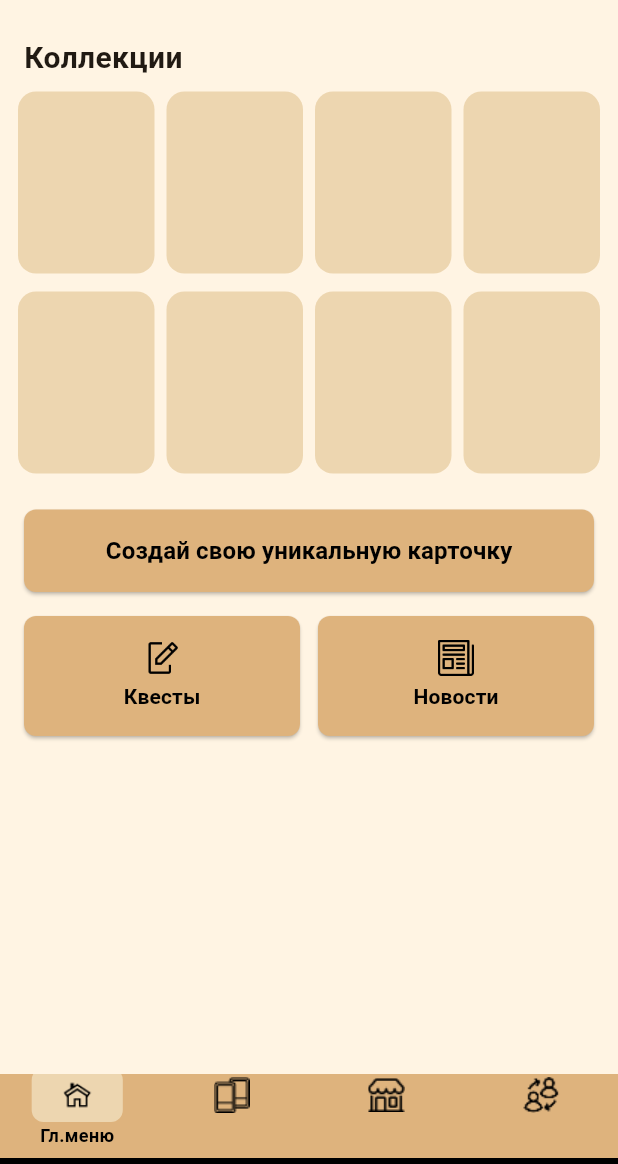
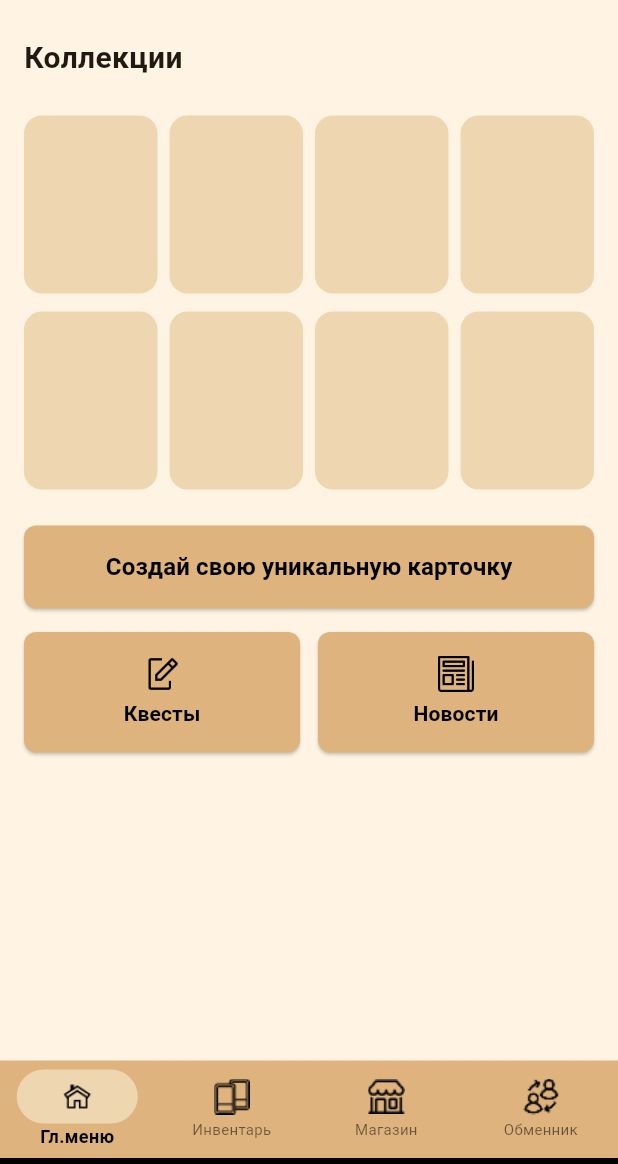
Before and after one commit to capti/Cardly, a Flutter app: the HomeScreen screen opened directly, on a phone screen of 412 x 824 dp, the part 72-1236 px from its top. Run offline on Flutter 3.47's test engine with Material 3 defaults, Android fonts, the phone set to English and light mode, and no system bars; our stand-ins replace email_validator, flutter_svg, shared_preferences; accounts and stored records are empty.

Commit message:
add exchange_screen, inventory_screen, shop_screen
fix problem with BottomNavigationBar in home_screen

```diff
--- a/frontend/lib/views/home_screen.dart
+++ b/frontend/lib/views/home_screen.dart
@@ -1,5 +1,7 @@
 import 'package:flutter/material.dart';
-
+import './inventory_screen.dart';
+import './shop_screen.dart';
+import './exchange_screen.dart';
 
 class HomeScreen extends StatefulWidget {
   const HomeScreen({super.key});
@@ -11,54 +13,80 @@ class HomeScreen extends StatefulWidget {
 class _HomeScreenState extends State<HomeScreen> {
   int _currentIndex = 0;
 
-  @override
-  Widget build(BuildContext context) {
-    return Scaffold(
+  void _showPlaceholderDialog() {
+    showDialog(
+      context: context,
+      builder: (BuildContext context) {
+        return AlertDialog(
           backgroundColor: const Color(0xFFFFF4E3),
-      appBar: AppBar(
-        backgroundColor: const Color(0xFFFFF4E3),
-        elevation: 0,
-        leading: Container(
-          margin: const EdgeInsets.all(8.0),
-          decoration: BoxDecoration(
-            shape: BoxShape.circle,
-            border: Border.all(color: Colors.black, width: 2),
+          shape: RoundedRectangleBorder(
+            borderRadius: BorderRadius.circular(12.0),
           ),
-          child: IconButton(
-            icon: Image.asset(
-              'assets/icons/профиль.png',
-              height: 24,
+          content: const Text(
+            'Будет реализовано в будущем',
+            textAlign: TextAlign.center,
+            style: TextStyle(
               color: Colors.black,
-            ),
-            onPressed: () {
-
-            },
+              fontSize: 16.0,
             ),
           ),
           actions: [
-          IconButton(
-            icon: Image.asset(
-              'assets/icons/поиск.png',
-              height: 24,
-              color: Colors.black,
+            Center(
+              child: ElevatedButton(
+                onPressed: () => Navigator.of(context).pop(),
+                style: ElevatedButton.styleFrom(
+                  backgroundColor: const Color(0xFFDEB37D),
+                  foregroundColor: Colors.black,
+                  shape: RoundedRectangleBorder(
+                    borderRadius: BorderRadius.circular(8.0),
                   ),
-            onPressed: () {}
                 ),
-          IconButton(
-            icon: Image.asset(
-              'assets/icons/уведомления.png',
-              height: 24,
-              color: Colors.black,
+                child: const Padding(
+                  padding: EdgeInsets.symmetric(horizontal: 24.0, vertical: 12.0),
+                  child: Text(
+                    'Закрыть',
+                    style: TextStyle(
+                      fontSize: 14.0,
+                      fontWeight: FontWeight.bold,
                     ),
-            onPressed: null,
+                  ),
+                ),
+              ),
             ),
           ],
-      ),
-      body: Column(
+        );
+      },
+    );
+  }
+
+  Widget _getScreenByIndex(int index) {
+    switch (index) {
+      case 0:
+        return _buildMainContent();
+      case 1:
+        return const InventoryScreen();
+      case 2:
+        return const ShopScreen();
+      case 3:
+        return const ExchangeScreen();
+      default:
+        return _buildMainContent();
+    }
+  }
+
+  Widget _buildMainContent() {
+    return Container(
+      color: const Color(0xFFFFF4E3),
+      child: ListView(
+        padding: EdgeInsets.zero,
+        children: [
+          Padding(
+            padding: const EdgeInsets.symmetric(horizontal: 16.0),
+            child: Column(
               crossAxisAlignment: CrossAxisAlignment.start,
               children: [
                 const Padding(
-            padding: EdgeInsets.only(left: 16.0, top: 16.0, bottom: 8.0),
+                  padding: EdgeInsets.only(top: 16.0, bottom: 8.0),
                   child: Text(
                     'Коллекции',
                     style: TextStyle(
@@ -67,10 +95,8 @@ class _HomeScreenState extends State<HomeScreen> {
                     ),
                   ),
                 ),
-
-          Padding(
-            padding: const EdgeInsets.symmetric(horizontal: 12.0),
-            child: GridView.builder(
+                const SizedBox(height: 16.0),
+                GridView.builder(
                   shrinkWrap: true,
                   physics: const NeverScrollableScrollPhysics(),
                   gridDelegate: const SliverGridDelegateWithFixedCrossAxisCount(
@@ -89,18 +115,11 @@ class _HomeScreenState extends State<HomeScreen> {
                     );
                   },
                 ),
-          ),
-
                 const SizedBox(height: 24.0),
-
-          Padding(
-            padding: const EdgeInsets.symmetric(horizontal: 16.0),
-            child: SizedBox(
+                SizedBox(
                   width: double.infinity,
                   child: ElevatedButton(
-                onPressed: () {
-
-                },
+                    onPressed: _showPlaceholderDialog,
                     style: ElevatedButton.styleFrom(
                       backgroundColor: const Color(0xFFDEB37D),
                       foregroundColor: Colors.black,
@@ -118,19 +137,12 @@ class _HomeScreenState extends State<HomeScreen> {
                     ),
                   ),
                 ),
-          ),
-
                 const SizedBox(height: 16.0),
-
-          Padding(
-            padding: const EdgeInsets.symmetric(horizontal: 16.0),
-            child: Row(
+                Row(
                   children: [
                     Expanded(
                       child: ElevatedButton(
-                    onPressed: () {
-
-                    },
+                        onPressed: _showPlaceholderDialog,
                         style: ElevatedButton.styleFrom(
                           backgroundColor: const Color(0xFFDEB37D),
                           foregroundColor: Colors.black,
@@ -159,14 +171,10 @@ class _HomeScreenState extends State<HomeScreen> {
                         ),
                       ),
                     ),
-
                     const SizedBox(width: 12.0),
-
                     Expanded(
                       child: ElevatedButton(
-                    onPressed: () {
-
-                    },
+                        onPressed: _showPlaceholderDialog,
                         style: ElevatedButton.styleFrom(
                           backgroundColor: const Color(0xFFDEB37D),
                           foregroundColor: Colors.black,
@@ -197,30 +205,67 @@ class _HomeScreenState extends State<HomeScreen> {
                     ),
                   ],
                 ),
+                const SizedBox(height: 80),
+              ],
+            ),
           ),
         ],
       ),
+    );
+  }
 
-      bottomNavigationBar: Stack(
-        alignment: Alignment.bottomCenter,
-        children: [
-          Container(
+  @override
+  Widget build(BuildContext context) {
+    return Scaffold(
+      backgroundColor: const Color(0xFFFFF4E3),
+      appBar: AppBar(
+        backgroundColor: const Color(0xFFFFF4E3),
+        elevation: 0,
+        leading: Container(
+          margin: const EdgeInsets.all(8.0),
+          decoration: BoxDecoration(
+            shape: BoxShape.circle,
+            border: Border.all(color: Colors.black, width: 2),
+          ),
+          child: IconButton(
+            icon: Image.asset(
+              'assets/icons/профиль.png',
+              height: 24,
+              color: Colors.black,
+            ),
+            onPressed: () {},
+          ),
+        ),
+        actions: [
+          IconButton(
+            icon: Image.asset(
+              'assets/icons/поиск.png',
+              height: 24,
+              color: Colors.black,
+            ),
+            onPressed: () {},
+          ),
+          IconButton(
+            icon: Image.asset(
+              'assets/icons/уведомления.png',
+              height: 24,
+              color: Colors.black,
+            ),
+            onPressed: null,
+          ),
+        ],
+      ),
+      body: _getScreenByIndex(_currentIndex),
+      bottomNavigationBar: Container(
         decoration: const BoxDecoration(
           color: Color(0xFFDEB37D),
-            ),
-            height: 60,
-            child: Align(
-              alignment: Alignment.bottomCenter,
-              child: Container(
-                height: 4,
+          border: Border(
+            bottom: BorderSide(
               color: Colors.black,
+              width: 4.0,
             ),
           ),
         ),
-          Positioned(
-            bottom: 5,
-            left: 0,
-            right: 0,
         child: BottomNavigationBar(
           currentIndex: _currentIndex,
           onTap: (index) {
@@ -228,8 +273,6 @@ class _HomeScreenState extends State<HomeScreen> {
               setState(() {
                 _currentIndex = index;
               });
-
-
             }
           },
           backgroundColor: Colors.transparent,
@@ -256,10 +299,10 @@ class _HomeScreenState extends State<HomeScreen> {
             BottomNavigationBarItem(
               icon: Image.asset('assets/icons/главная.png', height: 24),
               activeIcon: Container(
-                    padding: const EdgeInsets.all(6),
+                padding: const EdgeInsets.symmetric(horizontal: 16, vertical: 6),
                 decoration: BoxDecoration(
                   color: const Color(0xFFEDD6B0),
-                      borderRadius: BorderRadius.circular(8),
+                  borderRadius: BorderRadius.circular(80),
                 ),
                 child: Image.asset('assets/icons/главная.png', height: 24),
               ),
@@ -268,44 +311,42 @@ class _HomeScreenState extends State<HomeScreen> {
             BottomNavigationBarItem(
               icon: Image.asset('assets/icons/Инвентарь.png', height: 24),
               activeIcon: Container(
-                    padding: const EdgeInsets.all(6),
+                padding: const EdgeInsets.symmetric(horizontal: 16, vertical: 6),
                 decoration: BoxDecoration(
                   color: const Color(0xFFEDD6B0),
-                      borderRadius: BorderRadius.circular(8),
+                  borderRadius: BorderRadius.circular(80),
                 ),
                 child: Image.asset('assets/icons/Инвентарь.png', height: 24),
               ),
-                  label: '',
+              label: 'Инвентарь',
             ),
             BottomNavigationBarItem(
               icon: Image.asset('assets/icons/магазин.png', height: 24),
               activeIcon: Container(
-                    padding: const EdgeInsets.all(6),
+                padding: const EdgeInsets.symmetric(horizontal: 16, vertical: 6),
                 decoration: BoxDecoration(
                   color: const Color(0xFFEDD6B0),
-                      borderRadius: BorderRadius.circular(8),
+                  borderRadius: BorderRadius.circular(80),
                 ),
                 child: Image.asset('assets/icons/магазин.png', height: 24),
               ),
-                  label: '',
+              label: 'Магазин',
             ),
             BottomNavigationBarItem(
               icon: Image.asset('assets/icons/обменник.png', height: 24),
               activeIcon: Container(
-                    padding: const EdgeInsets.all(6),
+                padding: const EdgeInsets.symmetric(horizontal: 16, vertical: 6),
                 decoration: BoxDecoration(
                   color: const Color(0xFFEDD6B0),
-                      borderRadius: BorderRadius.circular(8),
+                  borderRadius: BorderRadius.circular(80),
                 ),
                 child: Image.asset('assets/icons/обменник.png', height: 24),
               ),
-                  label: '',
+              label: 'Обменник',
             ),
           ],
         ),
       ),
-        ],
-      ),
     );
   }
 }
```
Also changed, not shown: frontend/lib/views/exchange_screen.dart (added, +329 -0 lines), frontend/lib/views/inventory_screen.dart (added, +21 -0 lines), frontend/lib/views/shop_screen.dart (added, +21 -0 lines). Lines whose indentation alone changed are shown as unchanged.
